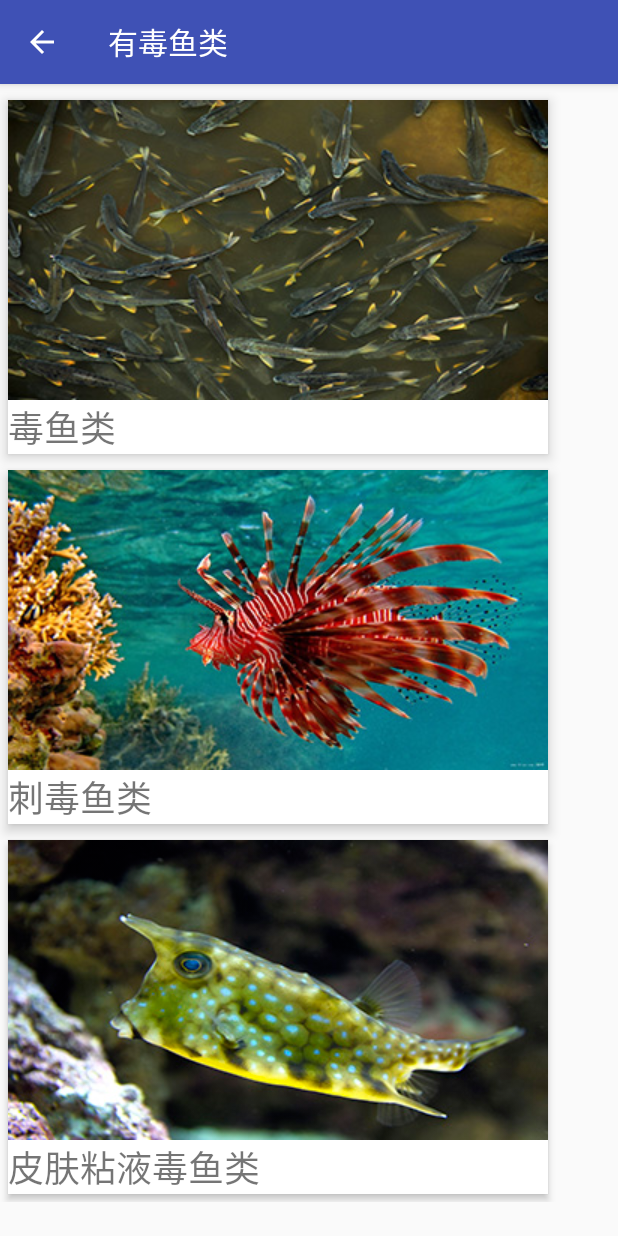
After one commit to wu-leaf/GdouAquaLib, an Android app: the FishActivity screen opened directly, with no data from a screen before it, on a phone screen of 412 x 824 dp. The commit adds this screen. Run offline under Robolectric (Android 15) with nearby library versions, the phone set to English and light mode, and no system bars; 1 statement that could not run was skipped.

Commit message:
2级菜单补充

```diff
--- a/app/src/main/java/com/gdou/www/gdouaqualib/view/activity/CoelenteronActivity.java
+++ b/app/src/main/java/com/gdou/www/gdouaqualib/view/activity/CoelenteronActivity.java
@@ -16,7 +16,7 @@ import android.widget.LinearLayout;
 
 import com.gdou.www.gdouaqualib.R;
 import com.gdou.www.gdouaqualib.utils.MLog;
-
+//腔肠动物
 public class CoelenteronActivity extends AppCompatActivity implements View.OnTouchListener{
     private LinearLayout qc_sm,qc_sh,qc_sx;
     @Override
@@ -40,7 +40,7 @@ public class CoelenteronActivity extends AppCompatActivity implements View.OnTou
                 break;
         }
         setContentView(R.layout.activity_coelenteron);
-        Toolbar toolbar = (Toolbar) findViewById(R.id.toolbar);
+                Toolbar toolbar = (Toolbar) findViewById(R.id.toolbar);
         toolbar.setTitle("有毒腔肠动物");
         setSupportActionBar(toolbar);
         getSupportActionBar().setDisplayHomeAsUpEnabled(true);
--- a/app/src/main/java/com/gdou/www/gdouaqualib/view/activity/EchinodermActivity.java
+++ b/app/src/main/java/com/gdou/www/gdouaqualib/view/activity/EchinodermActivity.java
@@ -20,6 +20,7 @@ import com.gdou.www.gdouaqualib.R;
 import com.gdou.www.gdouaqualib.utils.MLog;
 import com.gdou.www.gdouaqualib.utils.ToastUtil;
 
+//棘皮动物
 public class EchinodermActivity extends AppCompatActivity implements View.OnTouchListener{
 
     private LinearLayout jipi_hs,jipi_hd,jipi_hx;
--- /dev/null
+++ b/app/src/main/java/com/gdou/www/gdouaqualib/view/activity/FishActivity.java
@@ -0,0 +1,99 @@
+package com.gdou.www.gdouaqualib.view.activity;
+
+import android.support.v7.app.AppCompatActivity;
+import android.os.Bundle;
+import android.support.v7.widget.Toolbar;
+import android.transition.Explode;
+import android.transition.Fade;
+import android.transition.Slide;
+import android.view.MenuItem;
+import android.view.MotionEvent;
+import android.view.View;
+import android.view.Window;
+import android.view.animation.Animation;
+import android.view.animation.AnimationUtils;
+import android.widget.LinearLayout;
+
+import com.gdou.www.gdouaqualib.R;
+import com.gdou.www.gdouaqualib.utils.MLog;
+
+public class FishActivity extends AppCompatActivity implements View.OnTouchListener {
+    private LinearLayout duyulei,ciduyulei,pifuyulei;
+    @Override
+    protected void onCreate(Bundle savedInstanceState) {
+        super.onCreate(savedInstanceState);
+        getWindow().requestFeature(Window.FEATURE_CONTENT_TRANSITIONS);
+        int flag = getIntent().getExtras().getInt("flag");
+        // 设置不同的动画效果
+        switch (flag) {
+            case 0:
+                getWindow().setEnterTransition(new Explode());
+                break;
+            case 1:
+                getWindow().setEnterTransition(new Slide());
+                break;
+            case 2:
+                getWindow().setEnterTransition(new Fade());
+                getWindow().setExitTransition(new Fade());
+                break;
+            case 3:
+                break;
+        }
+        setContentView(R.layout.activity_fish);
+        Toolbar toolbar = (Toolbar) findViewById(R.id.toolbar);
+        toolbar.setTitle("有毒鱼类");
+        setSupportActionBar(toolbar);
+        getSupportActionBar().setDisplayHomeAsUpEnabled(true);
+        duyulei = (LinearLayout)findViewById(R.id.duyulei);
+        ciduyulei = (LinearLayout)findViewById(R.id.ciduyulei);
+        pifuyulei = (LinearLayout)findViewById(R.id.pifu_ny_duyulei);
+
+        pifuyulei.setOnTouchListener(this);
+        duyulei.setOnTouchListener(this);
+        ciduyulei.setOnTouchListener(this);
+    }
+    @Override
+    public boolean onOptionsItemSelected(MenuItem item) {
+        switch (item.getItemId()) {
+            case android.R.id.home:
+                finish();
+                return true;
+        }
+        return super.onOptionsItemSelected(item);
+    }
+    @Override
+    public boolean onTouch(View v, MotionEvent event) {
+        //设置Animation
+        Animation animDwon = AnimationUtils.loadAnimation(this, R.anim.show_down);
+        Animation animUp = AnimationUtils.loadAnimation(this, R.anim.show_up);
+
+        LinearLayout layout = (LinearLayout) v;
+        switch (event.getAction()) {
+            case MotionEvent.ACTION_DOWN:
+                //layout.startAnimation(animDwon);
+                //animDwon.setFillAfter(true);
+                break;
+
+            case MotionEvent.ACTION_UP:
+                MLog.d("点击了该事件" + layout.getTag());
+                layout.startAnimation(animDwon);
+                animUp.setFillAfter(true);
+                String key = v.getTag().toString();
+
+
+                MLog.d(key);
+
+
+                break;
+            case MotionEvent.ACTION_MOVE:
+                //layout.startAnimation(animUp);
+                // animUp.setFillAfter(true);
+                break;
+            case MotionEvent.ACTION_BUTTON_RELEASE:
+                //layout.startAnimation(animUp);
+                //animUp.setFillAfter(true);
+                break;
+        }
+        return true;    //这时必须返回true，不然 MotionEvent.ACTION_UP 没效果
+    }
+}
--- /dev/null
+++ b/app/src/main/res/layout/activity_fish.xml
@@ -0,0 +1,28 @@
+<?xml version="1.0" encoding="utf-8"?>
+<android.support.design.widget.CoordinatorLayout
+    xmlns:android="http://schemas.android.com/apk/res/android"
+    xmlns:app="http://schemas.android.com/apk/res-auto"
+    android:layout_width="match_parent"
+    android:layout_height="match_parent"
+    android:fitsSystemWindows="true"
+    android:orientation="vertical"
+    >
+
+    <LinearLayout
+        android:layout_width="match_parent"
+        android:layout_height="wrap_content"
+        android:orientation="vertical">
+        <android.support.design.widget.AppBarLayout
+            android:layout_width="match_parent"
+            android:layout_height="wrap_content"
+            android:theme="@style/AppTheme.AppBarOverlay">
+            <android.support.v7.widget.Toolbar
+                android:id="@+id/toolbar"
+                android:layout_width="match_parent"
+                android:layout_height="?attr/actionBarSize"
+                android:background="?attr/colorPrimary"
+                app:popupTheme="@style/AppTheme.PopupOverlay" />
+        </android.support.design.widget.AppBarLayout>
+        <include layout="@layout/content_fish" />
+    </LinearLayout>
+</android.support.design.widget.CoordinatorLayout>
--- /dev/null
+++ b/app/src/main/res/layout/content_fish.xml
@@ -0,0 +1,67 @@
+<?xml version="1.0" encoding="utf-8"?>
+<ScrollView xmlns:android="http://schemas.android.com/apk/res/android"
+            android:layout_width="match_parent"
+            android:layout_height="match_parent"
+            android:orientation="vertical">
+    <LinearLayout
+        android:layout_width="match_parent"
+        android:layout_height="match_parent"
+        android:layout_marginTop="5dp"
+        android:layout_marginBottom="10dp"
+        android:orientation="vertical">
+        <LinearLayout
+            android:tag="duyulei"
+            android:id="@+id/duyulei"
+            android:layout_width="wrap_content"
+            android:layout_height="wrap_content"
+            android:orientation="vertical"
+            android:layout_margin="5dp"
+            android:elevation="5dip"
+            android:background="#ffffff">
+            <TextView
+                android:drawableTop="@drawable/fish_luandu"
+                android:layout_width="wrap_content"
+                android:layout_height="wrap_content"
+                android:text="毒鱼类"
+                android:layout_gravity="center"
+                android:textSize="24dp"
+                />
+        </LinearLayout>
+        <LinearLayout
+            android:tag="ciduyulei"
+            android:id="@+id/ciduyulei"
+            android:layout_width="wrap_content"
+            android:layout_height="wrap_content"
+            android:orientation="vertical"
+            android:layout_margin="5dp"
+            android:elevation="5dip"
+            android:background="#ffffff">
+            <TextView
+                android:drawableTop="@drawable/fish_cidu"
+                android:layout_width="wrap_content"
+                android:layout_height="wrap_content"
+                android:text="刺毒鱼类"
+                android:layout_gravity="center"
+                android:textSize="24dp"
+                />
+        </LinearLayout>
+        <LinearLayout
+            android:tag="pifu_ny_duyulei"
+            android:id="@+id/pifu_ny_duyulei"
+            android:layout_width="wrap_content"
+            android:layout_height="wrap_content"
+            android:orientation="vertical"
+            android:layout_margin="5dp"
+            android:elevation="3dip"
+            android:background="#ffffff">
+            <TextView
+                android:drawableTop="@drawable/fish_pifu"
+                android:layout_width="wrap_content"
+                android:layout_height="wrap_content"
+                android:text="皮肤粘液毒鱼类"
+                android:layout_gravity="center"
+                android:textSize="24dp"
+                />
+        </LinearLayout>
+    </LinearLayout>
+</ScrollView>
```
Also changed, not shown: app/src/main/AndroidManifest.xml (+10 -2 lines), app/src/main/java/com/gdou/www/gdouaqualib/MainActivity.java (+13 -3 lines), app/src/main/java/com/gdou/www/gdouaqualib/view/activity/RheidActivity.java (added, +98 -0 lines), app/src/main/res/layout/activity_rheid.xml (added, +28 -0 lines), app/src/main/res/layout/content_rheid.xml (added, +50 -0 lines), app/src/main/res/drawable/fish_cidu.jpg (added), app/src/main/res/drawable/fish_luandu.jpg (added), app/src/main/res/drawable/fish_pifu.jpg (added), app/src/main/res/drawable/rt_neiyuan.jpg (added), app/src/main/res/drawable/rt_waiyuan.jpg (added).
